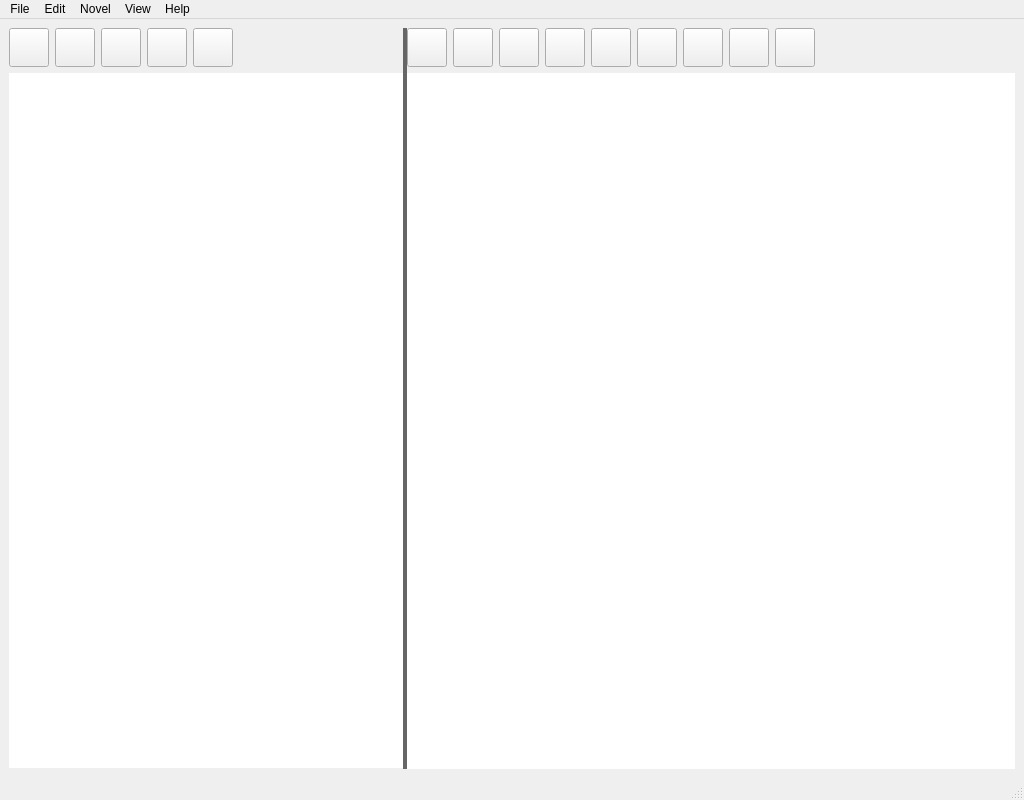
The window that Main.ui (ldraconus/TextSmith2) describes before a commit, drawn with Qt 5.
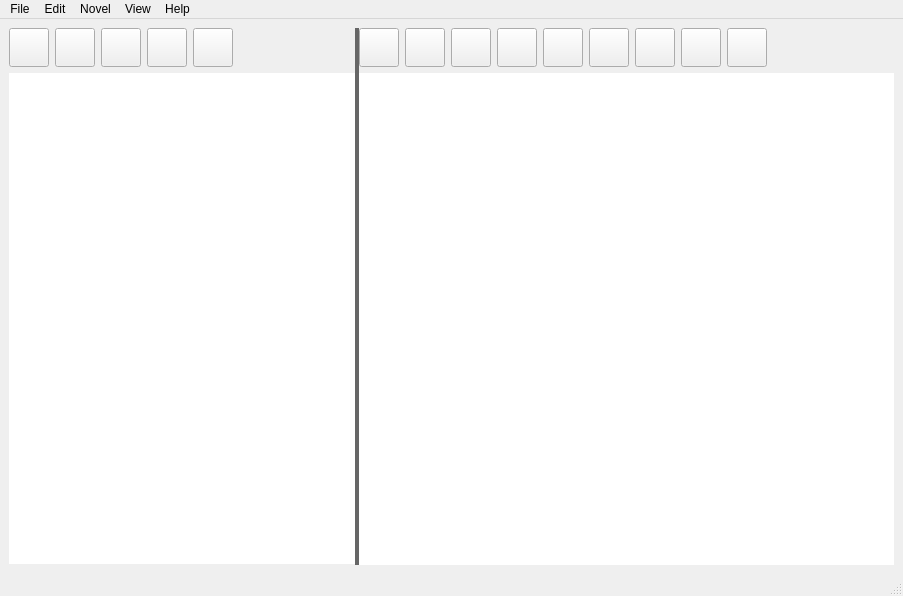
The same window after the commit. Icons and pictures are not drawn. Custom widgets are drawn as their Qt base class.

Commit message: Added short-cuts

```diff
--- a/Main.ui
+++ b/Main.ui
@@ -6,8 +6,8 @@
    <rect>
     <x>0</x>
     <y>0</y>
-    <width>1024</width>
-    <height>800</height>
+    <width>903</width>
+    <height>596</height>
    </rect>
   </property>
   <property name="contextMenuPolicy">
@@ -21,7 +21,7 @@
     <normaloff>:/icon/TextSmith2.ico</normaloff>:/icon/TextSmith2.ico</iconset>
   </property>
   <widget class="QWidget" name="centralwidget">
-   <layout class="QHBoxLayout" name="horizontalLayout_2">
+   <layout class="QVBoxLayout" name="verticalLayout_3">
     <item>
      <widget class="QSplitter" name="splitter">
       <property name="font">
@@ -457,7 +457,7 @@
     <rect>
      <x>0</x>
      <y>0</y>
-     <width>1024</width>
+     <width>903</width>
      <height>21</height>
     </rect>
    </property>
```
Left out of the diff: 118 changed lines with no effect on the pictures. The commit also changes 1 other file.
